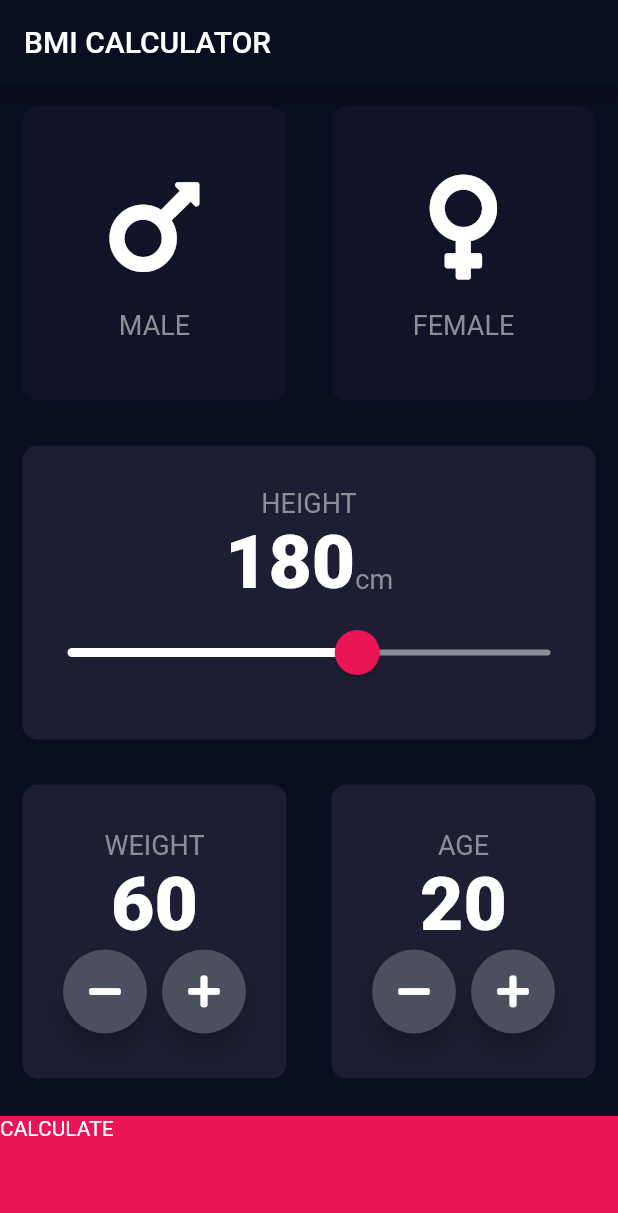
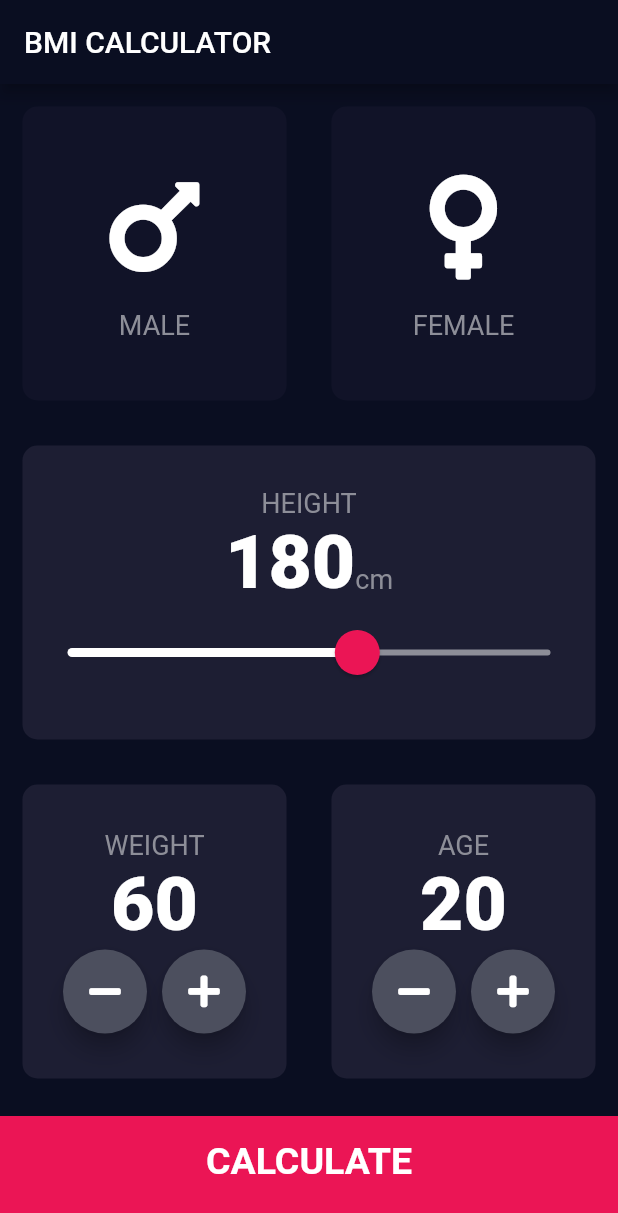
Before and after one commit to n04h/flutter_practice, a Flutter app: the screen it shows after launch, on a phone screen of 412 x 824 dp. Shown: the top 1213 px of the screen. Run offline on Flutter 3.47's test engine with Material 2 defaults, Android fonts, the phone set to English and light mode, and no system bars; our stand-ins replace font_awesome_flutter.

Commit message:
✨ 入力画面の計算ボタンUIを実装

```diff
--- a/lib/constants.dart
+++ b/lib/constants.dart
@@ -14,3 +14,8 @@ const kNumberTextStyle = TextStyle(
   fontSize: 50,
   fontWeight: FontWeight.w900,
 );
+
+const kLargeButtonTextStyle = TextStyle(
+  fontSize: 25,
+  fontWeight: FontWeight.bold,
+);
--- a/lib/input_page.dart
+++ b/lib/input_page.dart
@@ -210,11 +210,18 @@ class _InputPageState extends State<InputPage> {
                   MaterialPageRoute(builder: (context) => ResultPage()));
             },
             child: Container(
-                color: kBottomContainerColor,
-                margin: EdgeInsets.only(top: 10.0),
-                width: double.infinity,
-                height: kBottomContainerHeight,
-                child: Text('CALCULATE')),
+              color: kBottomContainerColor,
+              margin: EdgeInsets.only(top: 10.0),
+              padding: EdgeInsets.only(bottom: 20.0),
+              width: double.infinity,
+              height: kBottomContainerHeight,
+              child: Center(
+                child: Text(
+                  'CALCULATE',
+                  style: kLargeButtonTextStyle,
+                ),
+              ),
+            ),
           )
         ],
       ),
```
